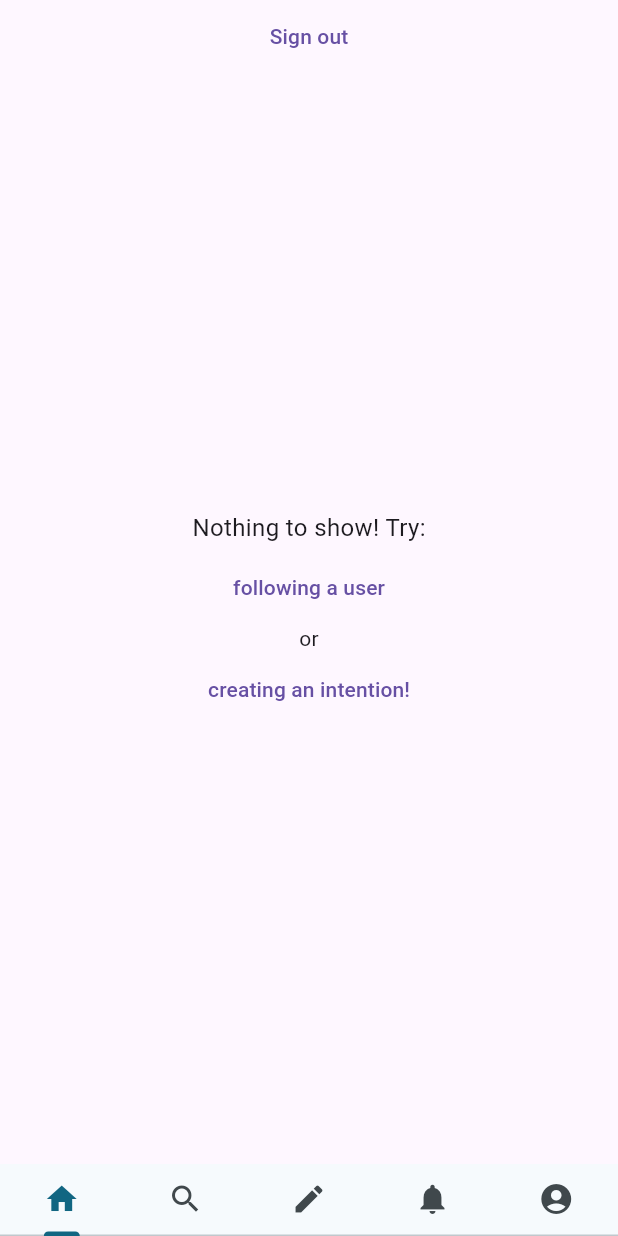
After one commit to sventi555/intentions_flutter, a Flutter app: the screen it shows once a user with an empty profile is signed in, on a phone screen of 412 x 824 dp. The commit adds this screen. Run offline on Flutter 3.47's test engine with Material 3 defaults, Android fonts, the phone set to English and light mode, and no system bars; drawn by our look-alikes of loader_overlay; our stand-ins replace cloud_firestore, equatable, firebase_auth, firebase_core, firebase_storage, flutter_riverpod and 3 more; accounts and stored records are empty.

Commit message:
refresh indicator on feed

```diff
--- a/lib/pages/feed.dart
+++ b/lib/pages/feed.dart
@@ -8,6 +8,7 @@ import 'package:intentions_flutter/providers/auth_user.dart';
 import 'package:intentions_flutter/pages/auth/sign_in.dart';
 import 'package:intentions_flutter/pages/auth/sign_up.dart';
 import 'package:intentions_flutter/providers/posts.dart';
+import 'package:intentions_flutter/widgets/expanded_scroll_view.dart';
 import 'package:intentions_flutter/widgets/post.dart';
 
 final feedRouterProvider = Provider((ref) {
@@ -90,14 +91,16 @@ class Feed extends ConsumerWidget {
     final posts = ref.watch(feedProvider);
 
     return Scaffold(
-      body: Column(
+      body: RefreshIndicator(
+        onRefresh: () => ref.refresh(feedProvider.future),
+        child: Column(
           crossAxisAlignment: CrossAxisAlignment.stretch,
           children: [
             SignOutButton(),
             posts.when(
               data: (val) {
                 if (val.isEmpty) {
-                return Expanded(
+                  return ExpandedScrollView(
                     child: Column(
                       mainAxisAlignment: MainAxisAlignment.center,
                       children: [
@@ -135,6 +138,7 @@ class Feed extends ConsumerWidget {
             ),
           ],
         ),
+      ),
     );
   }
 }
--- /dev/null
+++ b/lib/widgets/expanded_scroll_view.dart
@@ -0,0 +1,24 @@
+import 'package:flutter/material.dart';
+
+class ExpandedScrollView extends StatelessWidget {
+  final Widget child;
+
+  const ExpandedScrollView({super.key, required this.child});
+
+  @override
+  Widget build(BuildContext context) {
+    return Expanded(
+      child: LayoutBuilder(
+        builder: (context, constraints) {
+          return SingleChildScrollView(
+            physics: AlwaysScrollableScrollPhysics(),
+            child: ConstrainedBox(
+              constraints: BoxConstraints(minHeight: constraints.maxHeight),
+              child: child,
+            ),
+          );
+        },
+      ),
+    );
+  }
+}
```
Lines whose indentation alone changed are shown as unchanged.
